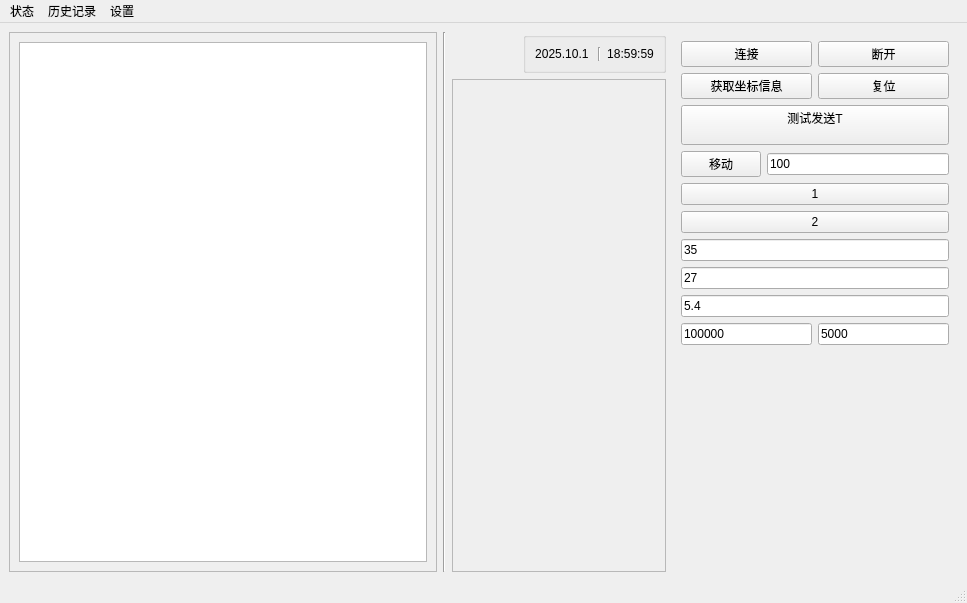
First picture: the form in mainwindow.ui, repository LightningFlashEvE/high-throughput-perovskite-medication-system, before the edit.
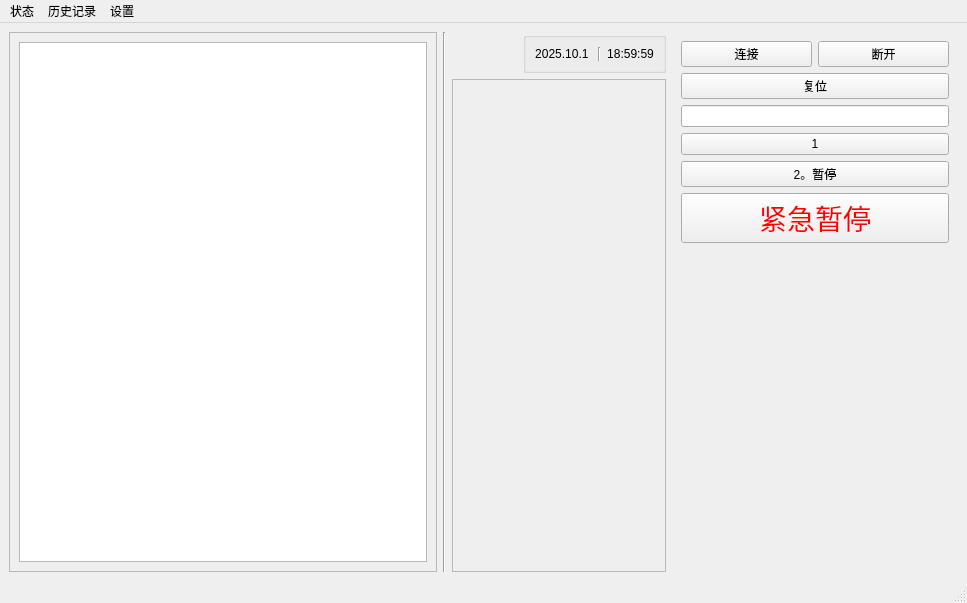
Second picture: the form after the edit. Icons and pictures are not drawn.

Commit message: 251216:1.周五演示版本。2.缺少暂停动作

The edit to the form file:
```diff
--- a/mainwindow.ui
+++ b/mainwindow.ui
@@ -147,51 +147,6 @@
         </property>
         <widget class="QWidget" name="mainPage">
          <layout class="QGridLayout" name="gridLayout_2">
-          <item row="10" column="0">
-           <spacer name="verticalSpacer">
-            <property name="orientation">
-             <enum>Qt::Orientation::Vertical</enum>
-            </property>
-            <property name="sizeHint" stdset="0">
-             <size>
-              <width>20</width>
-              <height>40</height>
-             </size>
-            </property>
-           </spacer>
-          </item>
-          <item row="9" column="0">
-           <layout class="QHBoxLayout" name="horizontalLayout_8">
-            <item>
-             <widget class="QLineEdit" name="lineEdit_x">
-              <property name="text">
-               <string>100000</string>
-              </property>
-              <property name="placeholderText">
-               <string>X</string>
-              </property>
-             </widget>
-            </item>
-            <item>
-             <widget class="QLineEdit" name="lineEdit_y">
-              <property name="text">
-               <string>5000</string>
-              </property>
-              <property name="placeholderText">
-               <string>Y</string>
-              </property>
-             </widget>
-            </item>
-           </layout>
-          </item>
-          <item row="2" column="0">
-           <widget class="QPushButton" name="pushButton_6">
-            <property name="text">
-             <string>测试发送T
-</string>
-            </property>
-           </widget>
-          </item>
           <item row="0" column="0">
            <layout class="QHBoxLayout" name="horizontalLayout_5">
             <item>
@@ -210,43 +165,62 @@
             </item>
            </layout>
           </item>
-          <item row="5" column="0">
-           <widget class="QPushButton" name="pushButton_8">
-            <property name="text">
-             <string>2</string>
-            </property>
-           </widget>
-          </item>
           <item row="6" column="0">
-           <widget class="QLineEdit" name="lineEdit_2">
-            <property name="text">
-             <string>35</string>
+           <spacer name="verticalSpacer">
+            <property name="orientation">
+             <enum>Qt::Orientation::Vertical</enum>
             </property>
-           </widget>
-          </item>
-          <item row="7" column="0">
-           <widget class="QLineEdit" name="lineEdit_3">
-            <property name="text">
-             <string>27</string>
+            <property name="sizeHint" stdset="0">
+             <size>
+              <width>20</width>
+              <height>40</height>
+             </size>
             </property>
-           </widget>
+           </spacer>
           </item>
-          <item row="4" column="0">
+          <item row="3" column="0">
            <widget class="QPushButton" name="pushButton_7">
             <property name="text">
              <string>1</string>
             </property>
            </widget>
           </item>
+          <item row="4" column="0">
+           <widget class="QPushButton" name="pushButton_8">
+            <property name="text">
+             <string>2。暂停</string>
+            </property>
+           </widget>
+          </item>
+          <item row="5" column="0">
+           <widget class="QPushButton" name="pushButton_Stop">
+            <property name="sizePolicy">
+             <sizepolicy hsizetype="Minimum" vsizetype="Minimum">
+              <horstretch>0</horstretch>
+              <verstretch>0</verstretch>
+             </sizepolicy>
+            </property>
+            <property name="minimumSize">
+             <size>
+              <width>0</width>
+              <height>39</height>
+             </size>
+            </property>
+            <property name="font">
+             <font>
+              <pointsize>21</pointsize>
+             </font>
+            </property>
+            <property name="styleSheet">
+             <string notr="true">color: red;</string>
+            </property>
+            <property name="text">
+             <string>紧急暂停</string>
+            </property>
+           </widget>
+          </item>
           <item row="1" column="0">
            <layout class="QHBoxLayout" name="horizontalLayout_6">
-            <item>
-             <widget class="QPushButton" name="pushButton_3">
-              <property name="text">
-               <string>获取坐标信息</string>
-              </property>
-             </widget>
-            </item>
             <item>
              <widget class="QPushButton" name="pushButton_4">
               <property name="text">
@@ -256,30 +230,8 @@
             </item>
            </layout>
           </item>
-          <item row="3" column="0">
-           <layout class="QHBoxLayout" name="horizontalLayout_7">
-            <item>
-             <widget class="QPushButton" name="pushButton_5">
-              <property name="text">
-               <string>移动</string>
-              </property>
-             </widget>
-            </item>
-            <item>
-             <widget class="QLineEdit" name="lineEdit">
-              <property name="text">
-               <string>100</string>
-              </property>
-             </widget>
-            </item>
-           </layout>
-          </item>
-          <item row="8" column="0">
-           <widget class="QLineEdit" name="lineEdit_4">
-            <property name="text">
-             <string>5.4</string>
-            </property>
-           </widget>
+          <item row="2" column="0">
+           <widget class="QLineEdit" name="lineEdit"/>
           </item>
          </layout>
         </widget>
```
The commit also changes 9 other files.
